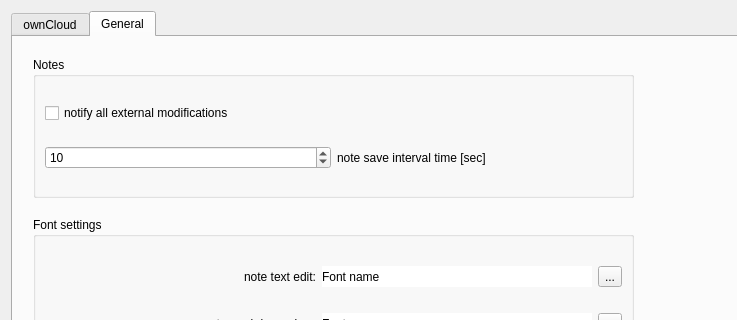
The window that src/settingsdialog.ui (pbek/QOwnNotes) describes before a commit, drawn with Qt 5; both pictures show x 0 to 737 and y 0 to 320 of the 1149 by 793 pixel window.
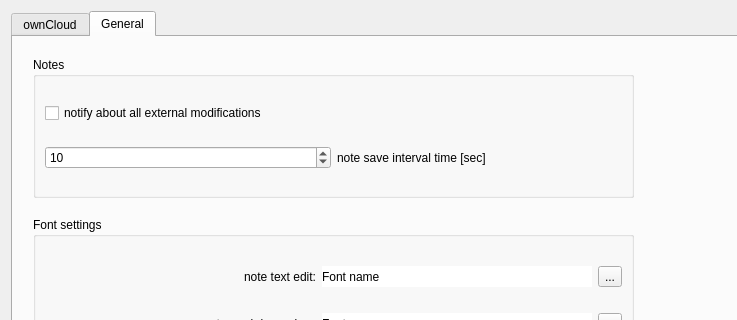
The same window after the commit. Icons and pictures are not drawn.

What changed in the file:
```diff
--- a/src/settingsdialog.ui
+++ b/src/settingsdialog.ui
@@ -542,7 +542,7 @@
              <enum>Qt::LeftToRight</enum>
             </property>
             <property name="text">
-             <string>notify all external modifications</string>
+             <string>notify about all external modifications</string>
             </property>
            </widget>
           </item>
```
